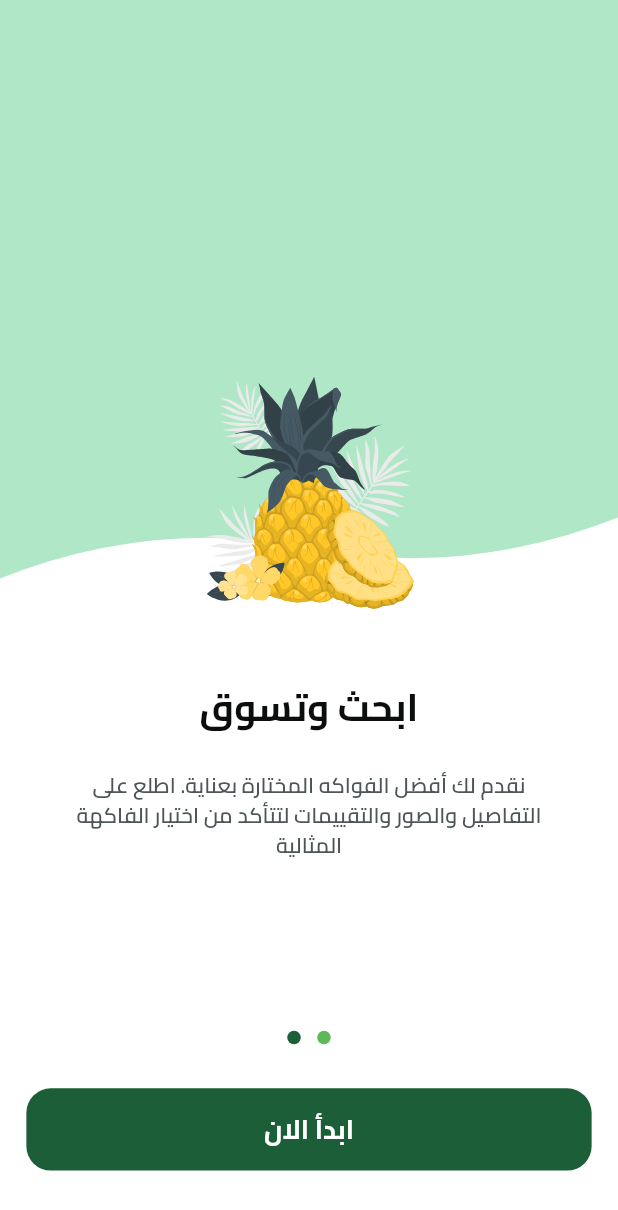
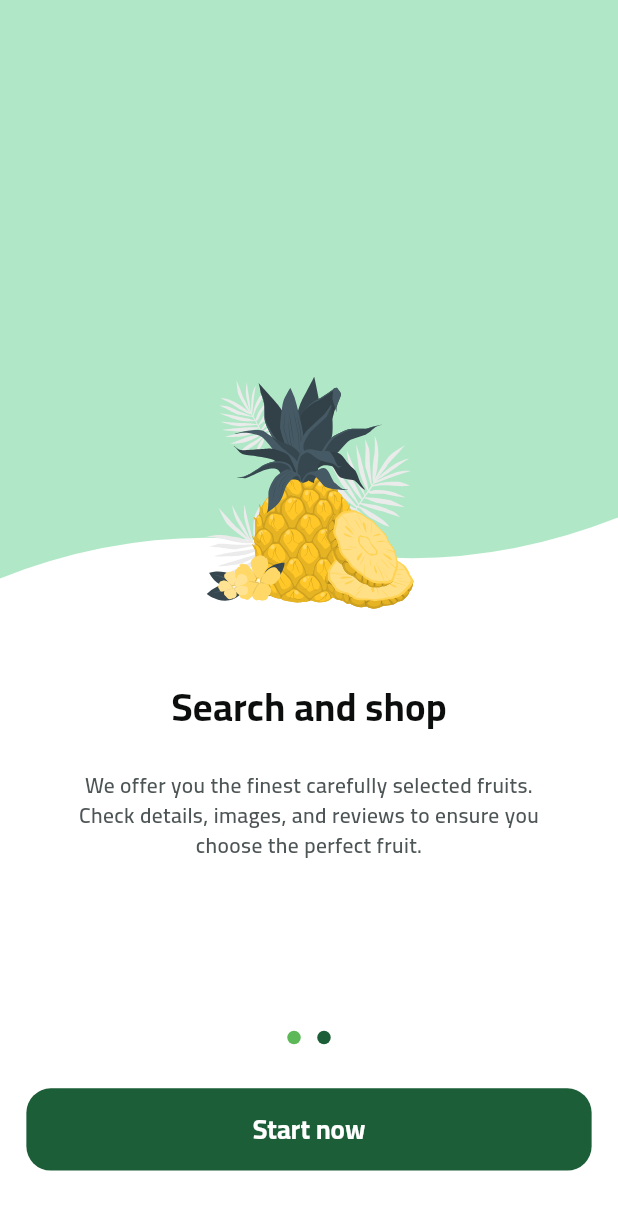
Before and after one commit to 3bdulra7manAmir/Fruit_Hub, a Flutter app: the screen it shows after launch, swiped to page 2, on a phone screen of 412 x 824 dp. Shown: the top 1210 px of the screen. Run offline on Flutter 3.47's test engine with Material 3 defaults, Android fonts, the light colour scheme and no system bars; drawn by our look-alikes of dots_indicator; our stand-ins replace device_preview, flutter_riverpod, flutter_screenutil, flutter_svg, go_router, riverpod_annotation; generated files the repository leaves out were written again.

Commit message:
onBoarding Riverpod Done

```diff
--- a/lib/config/localization/app_localizations.dart
+++ b/lib/config/localization/app_localizations.dart
@@ -126,6 +126,12 @@ abstract class S {
   /// In en, this message translates to:
   /// **'We offer you the finest carefully selected fruits. Check details, images, and reviews to ensure you choose the perfect fruit.'**
   String get onBoarding2Description;
+
+  /// No description provided for @startNow.
+  ///
+  /// In en, this message translates to:
+  /// **'Start now'**
+  String get startNow;
 }
 
 class _SDelegate extends LocalizationsDelegate<S> {
--- a/lib/config/localization/app_localizations_ar.dart
+++ b/lib/config/localization/app_localizations_ar.dart
@@ -24,4 +24,7 @@ class SAr extends S {
   @override
   String get onBoarding2Description =>
       'نقدم لك أفضل الفواكه المختارة بعناية. اطلع على التفاصيل والصور والتقييمات لتتأكد من اختيار الفاكهة المثالية';
+
+  @override
+  String get startNow => 'ابدأ الان';
 }
--- a/lib/config/localization/app_localizations_en.dart
+++ b/lib/config/localization/app_localizations_en.dart
@@ -24,4 +24,7 @@ class SEn extends S {
   @override
   String get onBoarding2Description =>
       'We offer you the finest carefully selected fruits. Check details, images, and reviews to ensure you choose the perfect fruit.';
+
+  @override
+  String get startNow => 'Start now';
 }
--- a/lib/config/localization/en.arb
+++ b/lib/config/localization/en.arb
@@ -4,6 +4,7 @@
   "error": "Error",
   "onBoardingDescription": "Discover a unique shopping experience with FruitHUB. Explore our wide range of premium fresh fruits and enjoy the best deals and top quality.",
   "searchAndShop": "Search and shop",
-  "onBoarding2Description": "We offer you the finest carefully selected fruits. Check details, images, and reviews to ensure you choose the perfect fruit."
+  "onBoarding2Description": "We offer you the finest carefully selected fruits. Check details, images, and reviews to ensure you choose the perfect fruit.",
+  "startNow": "Start now"
 
 }
--- a/lib/core/constants/app_strings.dart
+++ b/lib/core/constants/app_strings.dart
@@ -21,6 +21,8 @@ abstract class AppStrings
   static const String searchAndShop = "Search and Shop";
   /// [ نقدم لك أفضل الفواكه المختارة بعناية. اطلع على التفاصيل والصور والتقييمات لتتأكد من اختيار الفاكهة المثالية ]
   static const String onBoarding2Description = "نقدم لك أفضل الفواكه المختارة بعناية. اطلع على التفاصيل والصور والتقييمات لتتأكد من اختيار الفاكهة المثالية";
+  /// [ Start Now ]
+  static const String startNow = "Start now";
 
 
   //-----------------------//
--- a/lib/features/01_onboarding/presentation/controller/dot_indicator_controller.dart
+++ b/lib/features/01_onboarding/presentation/controller/dot_indicator_controller.dart
@@ -1,3 +1,21 @@
-import 'package:flutter_riverpod/flutter_riverpod.dart';
+import 'dart:developer';
+import 'package:riverpod_annotation/riverpod_annotation.dart';
 
-final StateProvider dotIndicatorProvider = StateProvider<int>((ref) => 0);
+part 'dot_indicator_controller.g.dart';
+
+@riverpod
+class DotIndicator extends _$DotIndicator
+{
+  @override
+  int build()
+  {
+    log("Indicator Page => 0");
+    return 0;
+  }
+
+  void set(int value)
+  {
+    log("Indicator Page => $value");
+    state = value;
+  }
+}
--- a/lib/features/01_onboarding/presentation/screens/dots_indicator_view.dart
+++ b/lib/features/01_onboarding/presentation/screens/dots_indicator_view.dart
@@ -1,36 +1,30 @@
 import 'package:dots_indicator/dots_indicator.dart';
 import 'package:e_commerce_app/features/01_onboarding/presentation/widget/onboarding2/start_now_button_widget.dart';
 import 'package:flutter/material.dart';
+import 'package:flutter_riverpod/flutter_riverpod.dart';
 import 'package:flutter_screenutil/flutter_screenutil.dart';
 
 import '../../../../config/theme/color_manager/colors.dart';
 import '../../../../core/constants/app_paddings.dart';
 import '../../../../core/constants/app_sizes.dart';
+import '../controller/dot_indicator_controller.dart';
 import '../widget/onboarding1/onboarding_first_view.dart';
 import '../widget/onboarding2/onboarding_sec_view.dart';
 
-class DotIndicator extends StatefulWidget
+class DotIndicator extends ConsumerWidget
 {
   const DotIndicator({super.key});
 
   @override
-  State<DotIndicator> createState() => _DotIndicatorState();
-}
-
-class _DotIndicatorState extends State<DotIndicator>
-{
-  int currentPage = 0;
-  @override
-  Widget build(BuildContext context)
+  Widget build(BuildContext context, WidgetRef ref)
   {
-
+    final currentPage = ref.watch(dotIndicatorProvider);
     return Scaffold(
       body: Column(
-        children:
-        [
+        children: [
           Expanded(
             child: PageView(
-              onPageChanged: (index) => setState(() => currentPage = index),
+              onPageChanged: (index) => ref.read(dotIndicatorProvider.notifier).set(index),
               children: const [ OnboardingFirst(), OnboardingSecond(), ],
             ),
           ),
@@ -44,6 +38,7 @@ class _DotIndicatorState extends State<DotIndicator>
     );
   }
 }
+
 
 class Indicator extends StatelessWidget
 {
--- a/lib/features/01_onboarding/presentation/widget/onboarding2/start_now_button_widget.dart
+++ b/lib/features/01_onboarding/presentation/widget/onboarding2/start_now_button_widget.dart
@@ -1,6 +1,7 @@
 import 'dart:developer';
 import 'package:flutter/material.dart';
 
+import '../../../../../config/localization/app_localizations.dart';
 import '../../../../../config/router/app_router.dart';
 import '../../../../../config/router/app_routes.dart';
 import '../../../../../core/constants/app_margins.dart';
@@ -13,7 +14,7 @@ class StartNowButtonWidget extends StatelessWidget
   @override
   Widget build(BuildContext context)
   {
-    return CustomButton(text: "ابدأ الان", margin: AppMargins.symmetric.medium,
+    return CustomButton(text: S.of(context)!.startNow, margin: AppMargins.symmetric.medium,
     onPressed: ()
     {
       log("Start Now");
--- a/lib/main.dart
+++ b/lib/main.dart
@@ -1,8 +1,9 @@
 import 'package:e_commerce_app/main_app.dart';
 import 'package:flutter/material.dart';
+import 'package:flutter_riverpod/flutter_riverpod.dart';
 
 void main()
 {
 
-  runApp(const ECommerceApp());
+  runApp(const ProviderScope(child: ECommerceApp()));
 }
--- a/lib/main_app.dart
+++ b/lib/main_app.dart
@@ -27,7 +27,7 @@ class ECommerceApp extends StatelessWidget
             GlobalCupertinoLocalizations.delegate,
           ],
           supportedLocales: S.supportedLocales,
-          locale: const Locale('ar'),
+          locale: const Locale('en'),
 
           theme: AppTheme.lightTheme(),
           darkTheme: AppTheme.darkTheme(),
```
Also changed, not shown: lib/config/localization/ar.arb (+5 -2 lines), lib/features/01_onboarding/presentation/controller/dot_indicator_controller.g.dart (added), 1 other file.
